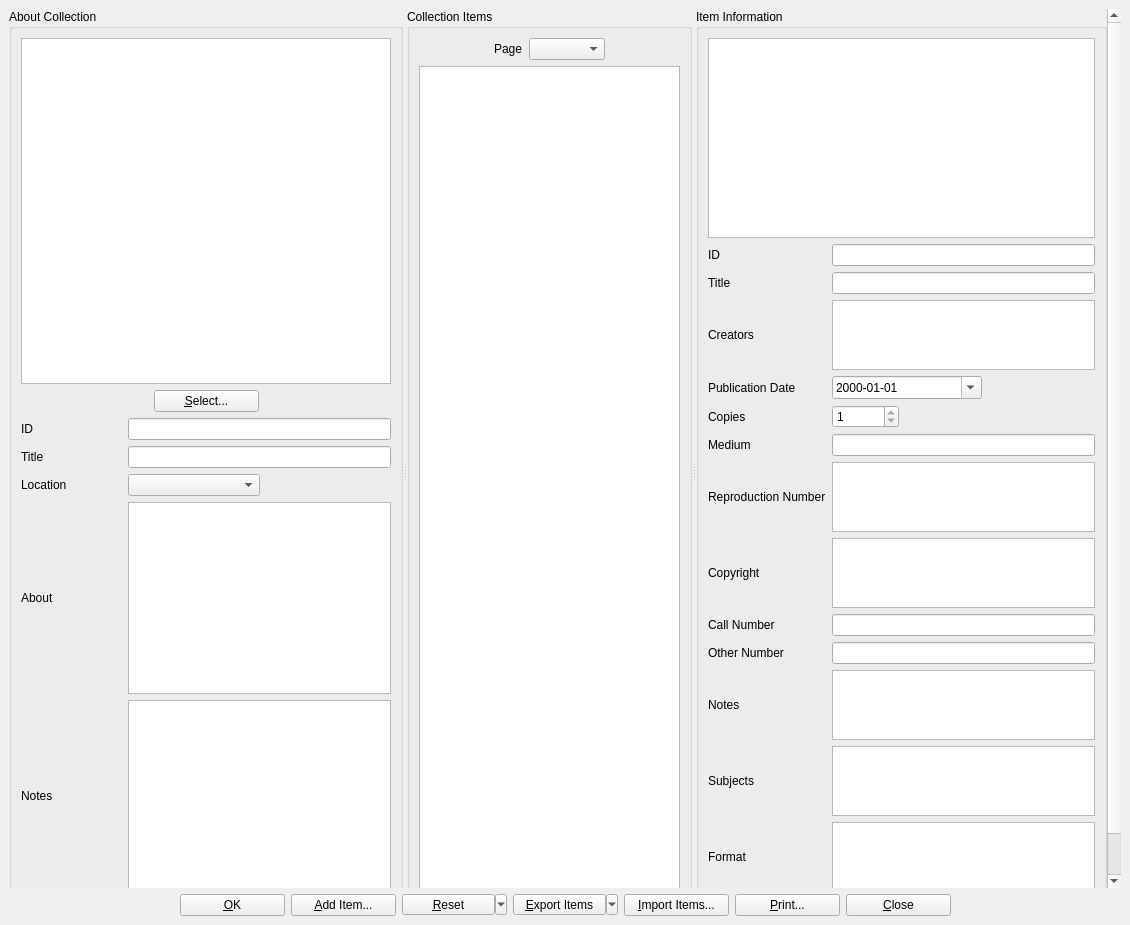
Before: the Qt Designer form UI/biblioteq_photographinfo.ui in textbrowser/biblioteq, drawn with Qt 5.
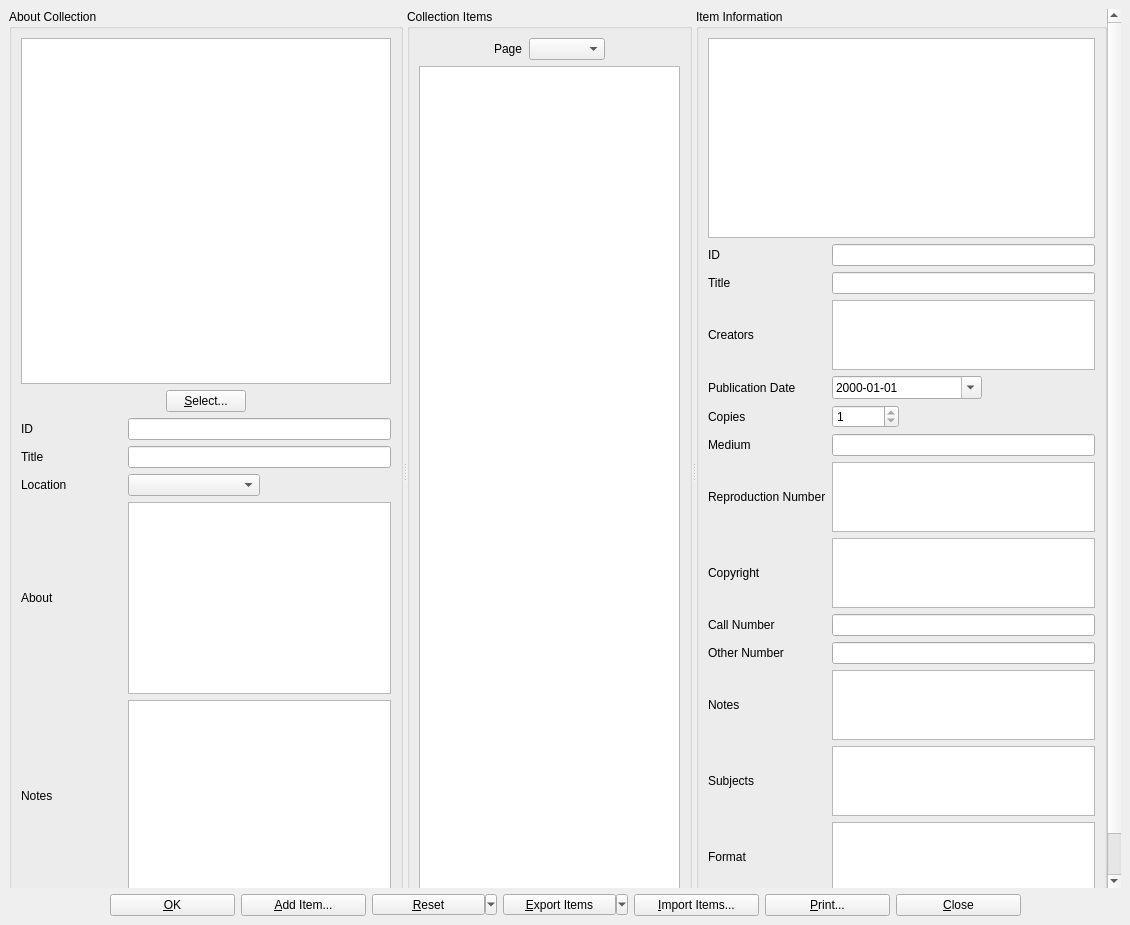
After: the same form once the commit is applied. Icons and pictures are not drawn. Custom widgets are drawn as their Qt base class.

```diff
--- a/UI/biblioteq_photographinfo.ui
+++ b/UI/biblioteq_photographinfo.ui
@@ -31,9 +31,9 @@
        <property name="geometry">
         <rect>
          <x>0</x>
-         <y>0</y>
-         <width>1092</width>
-         <height>1110</height>
+         <y>-253</y>
+         <width>1096</width>
+         <height>1121</height>
         </rect>
        </property>
        <layout class="QVBoxLayout" name="verticalLayout_2">
@@ -86,12 +86,6 @@
               </item>
               <item>
                <widget class="QPushButton" name="select_image_collection">
-                <property name="minimumSize">
-                 <size>
-                  <width>105</width>
-                  <height>0</height>
-                 </size>
-                </property>
                 <property name="text">
                  <string>&amp;Select...</string>
                 </property>
@@ -627,15 +621,9 @@
       </item>
       <item>
        <widget class="QPushButton" name="okButton">
-        <property name="sizePolicy">
-         <sizepolicy hsizetype="Fixed" vsizetype="Fixed">
-          <horstretch>0</horstretch>
-          <verstretch>0</verstretch>
-         </sizepolicy>
-        </property>
         <property name="minimumSize">
          <size>
-          <width>105</width>
+          <width>125</width>
           <height>0</height>
          </size>
         </property>
@@ -650,15 +638,9 @@
       </item>
       <item>
        <widget class="QPushButton" name="addItemButton">
-        <property name="sizePolicy">
-         <sizepolicy hsizetype="Fixed" vsizetype="Fixed">
-          <horstretch>0</horstretch>
-          <verstretch>0</verstretch>
-         </sizepolicy>
-        </property>
         <property name="minimumSize">
          <size>
-          <width>105</width>
+          <width>125</width>
           <height>0</height>
          </size>
         </property>
@@ -675,7 +657,7 @@
        <widget class="QToolButton" name="resetButton">
         <property name="minimumSize">
          <size>
-          <width>105</width>
+          <width>125</width>
           <height>0</height>
          </size>
         </property>
@@ -691,7 +673,7 @@
        <widget class="QToolButton" name="exportPhotographsToolButton">
         <property name="minimumSize">
          <size>
-          <width>105</width>
+          <width>125</width>
           <height>0</height>
          </size>
         </property>
@@ -705,15 +687,9 @@
       </item>
       <item>
        <widget class="QPushButton" name="importItems">
-        <property name="sizePolicy">
-         <sizepolicy hsizetype="Fixed" vsizetype="Fixed">
-          <horstretch>0</horstretch>
-          <verstretch>0</verstretch>
-         </sizepolicy>
-        </property>
         <property name="minimumSize">
          <size>
-          <width>105</width>
+          <width>125</width>
           <height>0</height>
          </size>
         </property>
@@ -726,7 +702,7 @@
        <widget class="QPushButton" name="printButton">
         <property name="minimumSize">
          <size>
-          <width>105</width>
+          <width>125</width>
           <height>0</height>
          </size>
         </property>
@@ -743,7 +719,7 @@
        <widget class="QPushButton" name="cancelButton">
         <property name="minimumSize">
          <size>
-          <width>105</width>
+          <width>125</width>
           <height>0</height>
          </size>
         </property>
```
